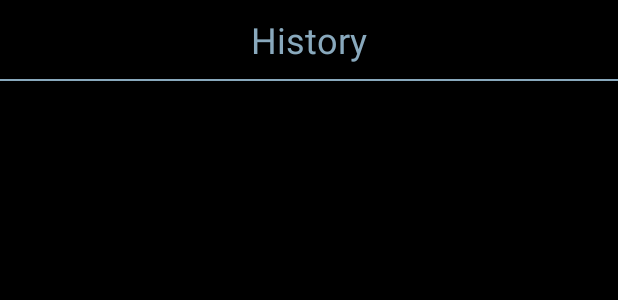
After one commit to SergeyPanshyn/SpeedApp, an Android app: the layout history_fragment.xml on its own in the app's theme, with its tools: preview values and no code run, on a phone screen of 412 x 824 dp. The commit adds this screen. Shown: the top 300 px of the screen. Run offline under Robolectric (Android 15) with nearby library versions, the phone set to English and light mode, and no system bars.

Commit message:
Added History screen.

```diff
--- a/app/src/main/java/com/example/speedtest/presentation/MainActivity.kt
+++ b/app/src/main/java/com/example/speedtest/presentation/MainActivity.kt
@@ -20,6 +20,7 @@ import com.example.speedtest.presentation.chart.ChartFragment
 import com.example.speedtest.presentation.chart.di.ChartModule
 import com.example.speedtest.presentation.dashboard.DashboardFragment
 import com.example.speedtest.presentation.dashboard.di.DashboardModule
+import com.example.speedtest.presentation.history.di.HistoryModule
 import com.example.speedtest.presentation.settings.SettingsFragment
 import com.example.speedtest.presentation.settings.di.SettingsModule
 
@@ -38,6 +39,7 @@ class MainActivity : AppCompatActivity(), SettingsFragment.SettingsListener {
     val dashboardComponent by lazy { SpeedApp.appComponent?.provideDashboardComponent(DashboardModule()) }
     val settingsComponent by lazy { SpeedApp.appComponent?.provideSettingsComponent(SettingsModule()) }
     val chartComponent by lazy { SpeedApp.appComponent?.provideChartComponent(ChartModule()) }
+    val historyComponent by lazy { SpeedApp.appComponent?.provideHistoryComponent(HistoryModule()) }
 
     override fun onCreate(savedInstanceState: Bundle?) {
         super.onCreate(savedInstanceState)
--- a/app/src/main/java/com/example/speedtest/presentation/di/AppComponent.kt
+++ b/app/src/main/java/com/example/speedtest/presentation/di/AppComponent.kt
@@ -7,6 +7,8 @@ import com.example.speedtest.presentation.chart.di.ChartComponent
 import com.example.speedtest.presentation.chart.di.ChartModule
 import com.example.speedtest.presentation.dashboard.di.DashboardComponent
 import com.example.speedtest.presentation.dashboard.di.DashboardModule
+import com.example.speedtest.presentation.history.di.HistoryComponent
+import com.example.speedtest.presentation.history.di.HistoryModule
 import com.example.speedtest.presentation.settings.di.SettingsComponent
 import com.example.speedtest.presentation.settings.di.SettingsModule
 import dagger.Component
@@ -23,6 +25,8 @@ interface AppComponent {
 
     fun provideChartComponent(chartModule: ChartModule): ChartComponent
 
+    fun provideHistoryComponent(historyModule: HistoryModule): HistoryComponent
+
     fun inject(speedService: SpeedService)
 
     fun inject(speedApp: SpeedApp)
--- a/app/src/main/res/layout/dashboard_fragment.xml
+++ b/app/src/main/res/layout/dashboard_fragment.xml
@@ -73,7 +73,7 @@
 
     <TextView
         android:id="@+id/max_speed_tv"
-        android:layout_width="0dp"
+        android:layout_width="wrap_content"
         android:layout_height="wrap_content"
         android:includeFontPadding="false"
         android:text=""
--- /dev/null
+++ b/app/src/main/res/layout/history_fragment.xml
@@ -0,0 +1,42 @@
+<?xml version="1.0" encoding="utf-8"?>
+<android.support.constraint.ConstraintLayout xmlns:android="http://schemas.android.com/apk/res/android"
+    android:layout_width="match_parent"
+    android:layout_height="match_parent"
+    xmlns:app="http://schemas.android.com/apk/res-auto"
+    android:background="@color/black">
+
+    <TextView
+        android:id="@+id/history_title"
+        android:layout_width="wrap_content"
+        android:layout_height="wrap_content"
+        android:text="History"
+        android:textColor="@color/light_blue_1"
+        android:textSize="24sp"
+        android:layout_marginTop="10dp"
+        app:layout_constraintTop_toTopOf="parent"
+        app:layout_constraintLeft_toLeftOf="parent"
+        app:layout_constraintRight_toRightOf="parent"/>
+
+    <View
+        android:id="@+id/divider_title_v"
+        android:layout_width="0dp"
+        android:layout_height="1dp"
+        android:background="@color/light_blue_1"
+        app:layout_constraintTop_toBottomOf="@+id/history_title"
+        app:layout_constraintLeft_toLeftOf="parent"
+        app:layout_constraintRight_toRightOf="parent"
+        android:layout_marginTop="10dp"/>
+
+    <android.support.v7.widget.RecyclerView
+        android:id="@+id/history_rv"
+        android:layout_width="0dp"
+        android:layout_height="0dp"
+        app:layout_constraintTop_toBottomOf="@+id/divider_title_v"
+        app:layout_constraintBottom_toBottomOf="parent"
+        app:layout_constraintLeft_toLeftOf="parent"
+        app:layout_constraintRight_toRightOf="parent"
+        android:layout_marginStart="10dp"
+        android:layout_marginEnd="10dp"/>
+
+
+</android.support.constraint.ConstraintLayout>
```
Also changed, not shown: app/src/main/java/com/example/speedtest/presentation/history/HistoryFragment.kt (added, +35 -0 lines), app/src/main/java/com/example/speedtest/presentation/history/HistoryPresenter.kt (added, +14 -0 lines), app/src/main/java/com/example/speedtest/presentation/history/HistoryPresenterImpl.kt (added, +17 -0 lines), app/src/main/java/com/example/speedtest/presentation/history/di/HistoryComponent.kt (added, +16 -0 lines), app/src/main/java/com/example/speedtest/presentation/history/di/HistoryModule.kt (added, +19 -0 lines), app/src/main/res/layout/settings_fragment.xml (+16 -16 lines).
